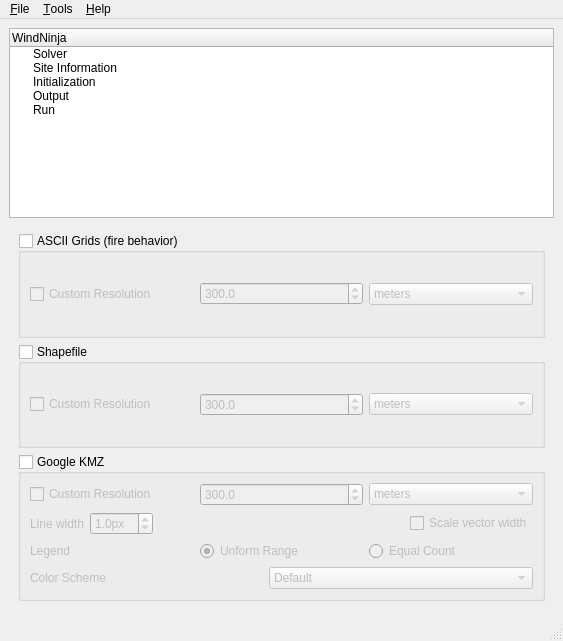
Before: the Qt Designer form src/gui/ui/mainwindow.ui in firelab/windninja, drawn with Qt 5.
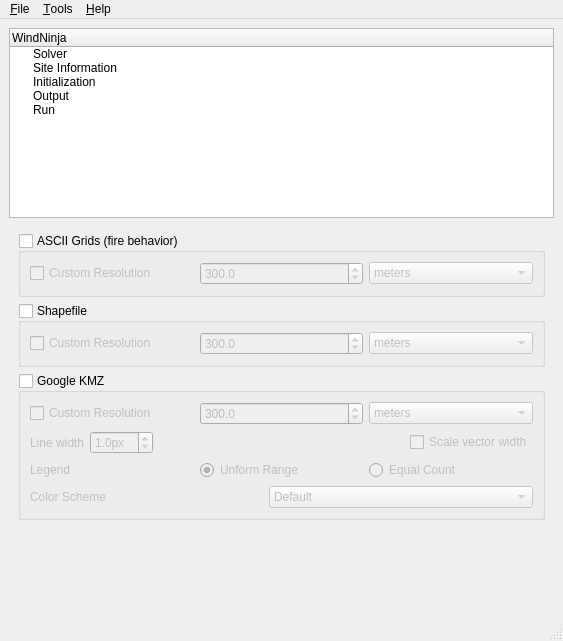
After: the same form once the commit is applied. The open tabs and pages were chosen to show the change.

Commit message: ui: only write wx ouptut for specified types

```diff
--- a/src/gui/ui/mainwindow.ui
+++ b/src/gui/ui/mainwindow.ui
@@ -894,6 +894,19 @@
           </layout>
          </widget>
         </item>
+        <item>
+         <spacer name="verticalSpacer">
+          <property name="orientation">
+           <enum>Qt::Vertical</enum>
+          </property>
+          <property name="sizeHint" stdset="0">
+           <size>
+            <width>20</width>
+            <height>40</height>
+           </size>
+          </property>
+         </spacer>
+        </item>
        </layout>
       </widget>
       <widget class="QWidget" name="runPage">
```
Left out of the diff: 2 changed lines with no effect on the pictures. The commit also changes 1 other file.
